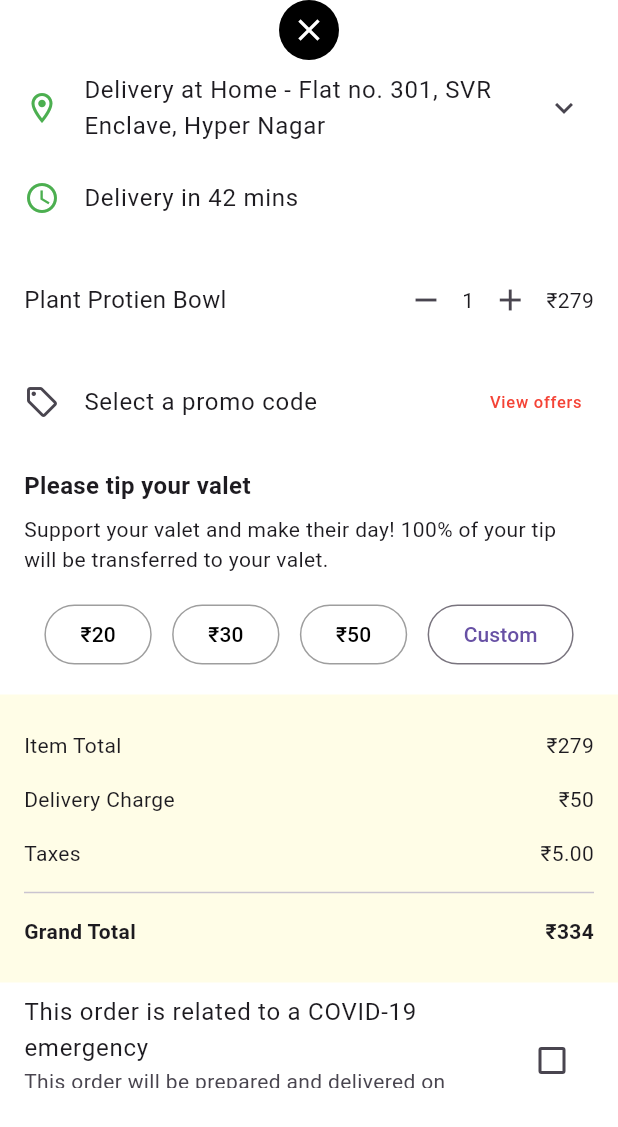
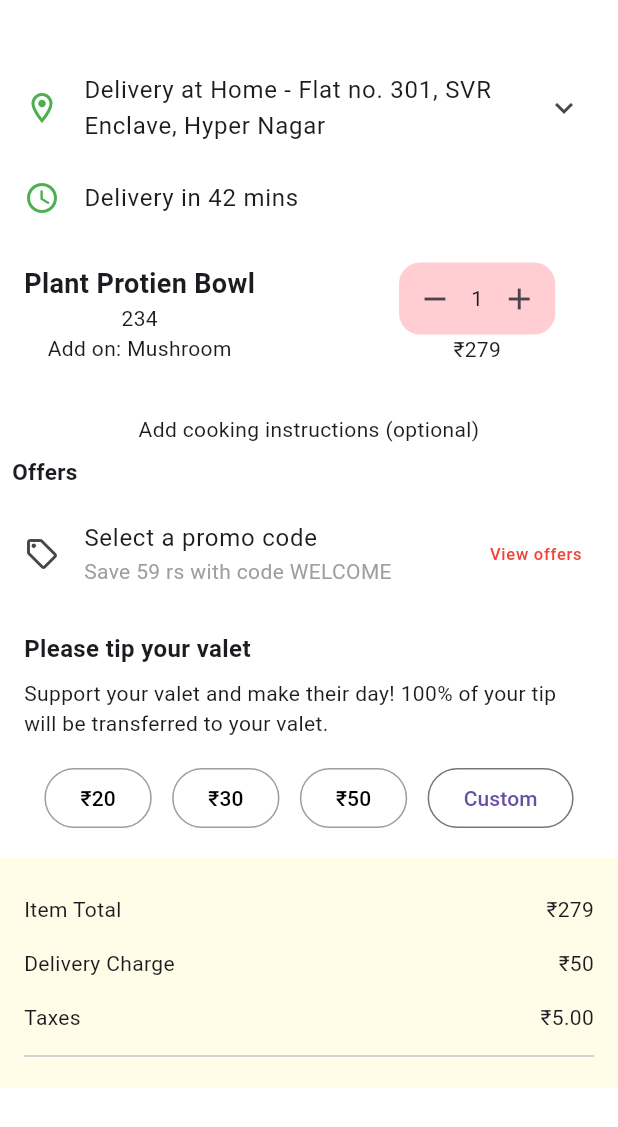
Before and after one commit to Sumanhati2002/food_delivery_app, a Flutter app: the CheckoutScreen widget shown alone on an empty page, opened directly, on a phone screen of 412 x 824 dp. Shown: the top 1127 px of the screen. Run offline on Flutter 3.47's test engine with Material 3 defaults, Android fonts, the phone set to English and light mode, and no system bars; network calls fail.

Commit message:
provider use

```diff
--- /dev/null
+++ b/devtools_options.yaml
@@ -0,0 +1 @@
+extensions:
--- /dev/null
+++ b/lib/cart_model.dart
@@ -0,0 +1,50 @@
+class ProductModel {
+  const ProductModel(
+      {this.sku,
+      this.price,
+      this.title,
+      this.quanity,
+      this.image,
+      this.rating,
+      this.description});
+
+  final String? sku;
+  final double? price;
+  final String? title;
+  final int? quanity;
+  final String? image;
+  final int? rating;
+  final String? description;
+
+  /// Named constructor `copyWith` to create a modified copy of the instance.
+  ProductModel copyWith(
+      {String? sku,
+      double? price,
+      String? title,
+      int? quanity,
+      String? image,
+      int? rating,
+      String? description}) {
+    return ProductModel(
+      sku: sku ?? this.sku,
+      price: price ?? this.price,
+      title: title ?? this.title,
+      quanity: quanity ?? this.quanity,
+      image: image ?? this.image,
+      rating: rating ?? this.rating,
+      description: description ?? this.description,
+    );
+  }
+
+  /// Convert JSON to CartModel object
+  factory ProductModel.fromJson(Map<String, dynamic> json) {
+    return ProductModel(
+        sku: json['sku'] as String?,
+        price: (json['price'] as num?)?.toDouble(),
+        title: json['title'] as String?,
+        quanity: json['quanity'] as int?,
+        image: json['imageUrl'],
+        rating: (json['rating'] as num?)?.toInt(),
+        description: json['description'] as String?);
+  }
+}
--- a/lib/home_page/homepage_ui.dart
+++ b/lib/home_page/homepage_ui.dart
@@ -29,7 +29,7 @@ class HomePage1 extends StatelessWidget{
 
   @override
   Widget build(BuildContext context) {
-    // TODO: implement build
+
     return SingleChildScrollView(
       child: Column(
         crossAxisAlignment: CrossAxisAlignment.start,
@@ -157,7 +157,6 @@ class HomePage1 extends StatelessWidget{
                   rating: 4.5,
                   isEcoFriendly: true,
                 )
-                // Add more restaurant cards...
               ],
             ),
           ),
--- /dev/null
+++ b/lib/provider/rdp_page_provider.dart
@@ -0,0 +1,14 @@
+
+ import 'package:flutter/cupertino.dart';
+
+class RdpPageProvider with ChangeNotifier{
+
+  int cartItemCount = 0;
+  double totalPrice = 0.0;
+
+  void updateCart(int itemCount, double itemPrice) {
+      cartItemCount += itemCount;
+      totalPrice += itemCount * itemPrice;
+      notifyListeners();
+  }
+ }
--- a/lib/viewcart_page/viewcart.dart
+++ b/lib/viewcart_page/viewcart.dart
@@ -1,7 +1,7 @@
 import 'package:flutter/material.dart';
 
 class CheckoutScreen extends StatefulWidget {
-  const CheckoutScreen({Key? key}) : super(key: key);
+  const CheckoutScreen( {Key? key}) : super(key: key);
 
   @override
   State<CheckoutScreen> createState() => _CheckoutScreenState();
@@ -18,25 +18,10 @@ class _CheckoutScreenState extends State<CheckoutScreen> {
     return Container(
         color: Colors.white,
         height: screenHeight * 0.88,
-        child: Stack(alignment: Alignment.topCenter, children: [
-          Container(
-            decoration: const BoxDecoration(
-              color: Colors.black,
-              shape: BoxShape.circle,
-            ),
-            padding: const EdgeInsets.all(8),
-            child: GestureDetector(
-              onTap: () {
-                Navigator.pop(context);
-              },
-              child: const Icon(Icons.close, size: 24, color: Colors.white),
-            ),
-          ),
-          Padding(
+        child: Padding(
           padding: const EdgeInsets.only(top: 40),
           child: ListView(
             children: [
-                // Delivery Address
               ListTile(
                 leading: const Icon(
                   Icons.location_on_outlined,
@@ -46,8 +31,6 @@ class _CheckoutScreenState extends State<CheckoutScreen> {
                     'Delivery at Home - Flat no. 301, SVR Enclave, Hyper Nagar'),
                 trailing: const Icon(Icons.keyboard_arrow_down),
               ),
-
-                // Delivery Time
               ListTile(
                 leading: const Icon(
                   Icons.access_time,
@@ -55,17 +38,34 @@ class _CheckoutScreenState extends State<CheckoutScreen> {
                 ),
                 title: const Text('Delivery in 42 mins'),
               ),
-
-                /*const Divider(),*/
-
-                // Order Item
+              Row(
+                children: [
+                  // keep dot icon here
                   Padding(
                     padding: const EdgeInsets.all(16),
+                    child: Column(
+                      children: [
+                        Text(
+                          'Plant Protien Bowl',
+                          style: TextStyle(
+                              fontWeight: FontWeight.bold, fontSize: 18),
+                        ),
+                        Text('234'),
+                        Text('Add on: Mushroom')
+                      ],
+                    ),
+                  ),
+                  SizedBox(
+                    width: 80,
+                  ),
+                  Column(
+                    children: [
+                      Container(
+                          decoration: BoxDecoration(
+                              color: Colors.red[100],
+                              borderRadius: BorderRadius.circular(14)),
                           child: Row(
                             children: [
-                      const Text('Plant Protien Bowl',
-                          style: TextStyle(fontSize: 16)),
-                      const Spacer(),
                               IconButton(
                                 icon: const Icon(Icons.remove),
                                 onPressed: () {
@@ -79,19 +79,37 @@ class _CheckoutScreenState extends State<CheckoutScreen> {
                                 icon: const Icon(Icons.add),
                                 onPressed: () => setState(() => quantity++),
                               ),
+                            ],
+                          )),
                       Text('₹${279 * quantity}'),
                     ],
+                  )
+                ],
+              ),
+              SizedBox(
+                height: 18,
+              ),
+              Text(
+                'Add cooking instructions (optional)',
+                textAlign: TextAlign.center,
+              ),
+              Padding(
+                padding: const EdgeInsets.all(8.0),
+                child: Text(
+                  'Offers',
+                  style: TextStyle(fontWeight: FontWeight.bold, fontSize: 15),
                 ),
               ),
-
-                // Promo Code
               ListTile(
                 leading: const Icon(Icons.local_offer_outlined),
                 title: const Text('Select a promo code'),
+                subtitle: const Text(
+                  'Save 59 rs with code WELCOME',
+                  style: TextStyle(color: Colors.grey),
+                ),
                 trailing: const Text('View offers',
                     style: TextStyle(color: Colors.red)),
               ),
-
               // Tip Section
               Padding(
                 padding: const EdgeInsets.all(16),
@@ -120,7 +138,6 @@ class _CheckoutScreenState extends State<CheckoutScreen> {
                   ],
                 ),
               ),
-
               // Order Summary
               Container(
                 color: Colors.yellow[50],
@@ -139,36 +156,37 @@ class _CheckoutScreenState extends State<CheckoutScreen> {
                   ),
                 ),
               ),
-
               // COVID-19 Checkbox
               CheckboxListTile(
                 value: isEmergencyOrder,
-                  onChanged: (value) =>
-                      setState(() => isEmergencyOrder = value!),
+                onChanged: (value) => setState(() => isEmergencyOrder = value!),
                 title: const Text(
                     'This order is related to a COVID-19 emergency'),
                 subtitle: const Text(
                     'This order will be prepared and delivered on priority. It will be a contactless delivery.'),
+                controlAffinity: ListTileControlAffinity.leading, // Moves checkbox to the left
               ),
-
               // Delivery Instructions
               ListTile(
                 title: const Text('Delivery instructions'),
                 trailing:
                 const Text('Change', style: TextStyle(color: Colors.red)),
               ),
-
-                // Climate Conscious Delivery
               ListTile(
-                  leading: const Icon(Icons.eco, color: Colors.green),
-                  title: const Text('Climate conscious delivery'),
-                  subtitle: const Text(
-                      'We fund environmental projects to offset the carbon footprint of our deliveries.'),
+                leading: Icon(Icons.check,color: Colors.green,),
+                title: const Text('Delivery instructions'),
+                subtitle: Text('Add voice derection',style: TextStyle(color: Colors.red),),
+                trailing:
+                const Text('Change', style: TextStyle(color: Colors.red)),
+              ),
+              ListTile(
+                title: const Text('Your details'),
+                trailing:
+                const Text('Change', style: TextStyle(color: Colors.red)),
               ),
             ],
           ),
-          ),
-        ]));
+        ));
   }
 
   Widget _buildTipButton(int amount) {
--- a/pubspec.yaml
+++ b/pubspec.yaml
@@ -36,6 +36,7 @@ dependencies:
   # Use with the CupertinoIcons class for iOS style icons.
   cupertino_icons: ^1.0.6
   firebase_core: 2.32.0
+  provider: ^6.1.2
 
 dev_dependencies:
   flutter_test:
```
Also changed, not shown: lib/RDP/model/rdp_page.dart (+41 -35 lines), lib/RDP/ui/menu_item.dart (+29 -40 lines), lib/main.dart (+16 -7 lines), lib/provider/cart.dart (added, +39 -0 lines), pubspec.lock. Lines whose indentation alone changed are shown as unchanged.
